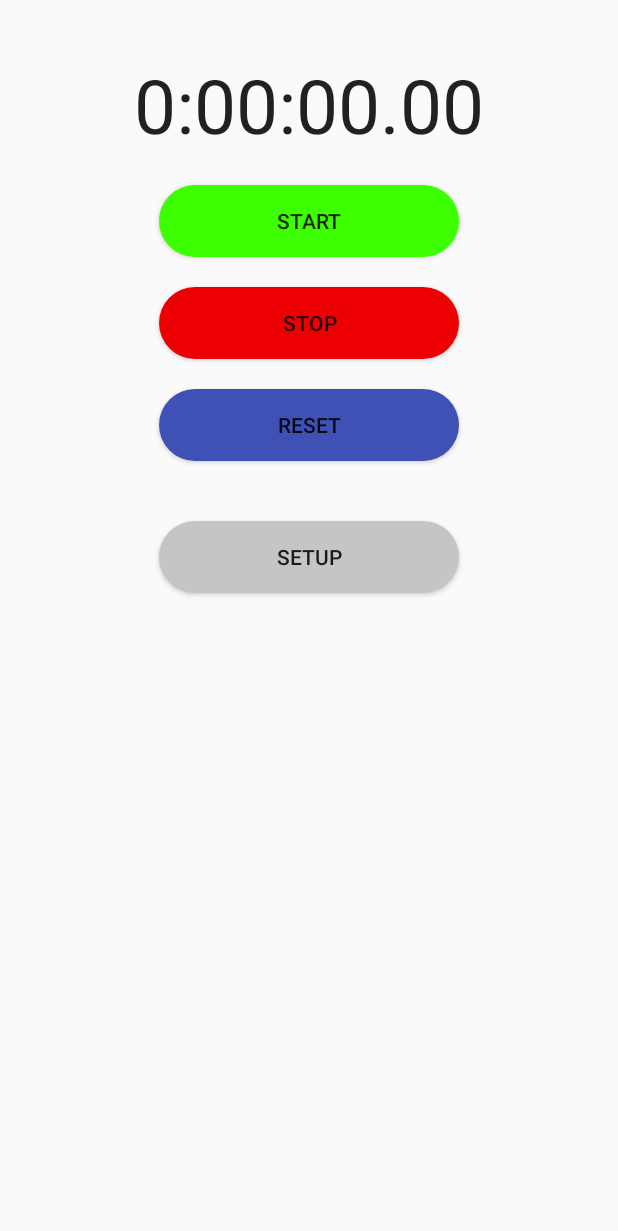
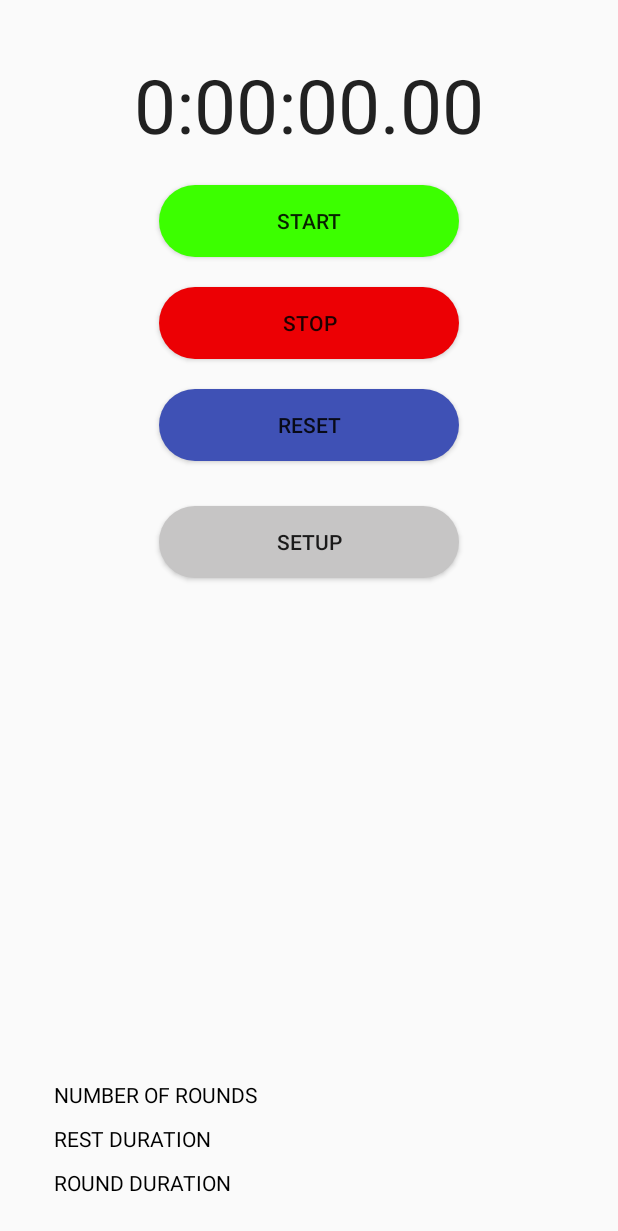
Before and after one commit to DenisUdot/StopWatch, an Android app: the screen it shows after launch (StopwatchActivity), after a tap on "RESET", on a phone screen of 412 x 824 dp. Shown: the top 1231 px of the screen. Run offline under Robolectric (Android 15) with nearby library versions, the phone set to English and light mode, and no system bars; 2 other taps on this screen came first.

Commit message:
Build: date 14.08.2017 time 22:13

```diff
--- a/app/src/main/AndroidManifest.xml
+++ b/app/src/main/AndroidManifest.xml
@@ -2,7 +2,7 @@
 <manifest xmlns:android="http://schemas.android.com/apk/res/android"
 package="com.denisudotgmail.stopwatch">
 
-<application android:allowBackup="true" android:icon="@mipmap/ic_launcher" android:label="@string/app_name"
+<application android:name=".MySingleton" android:allowBackup="true" android:icon="@mipmap/ic_launcher" android:label="@string/app_name"
     android:roundIcon="@mipmap/ic_launcher_round"  android:theme="@style/AppTheme"
     android:windowSoftInputMode="stateHidden|adjustResize">
     <activity android:name=".StopwatchActivity">
--- /dev/null
+++ b/app/src/main/java/com/denisudotgmail/stopwatch/MySingleton.java
@@ -0,0 +1,15 @@
+package com.denisudotgmail.stopwatch;
+
+import android.app.Application;
+
+/**
+ * Created by dan on 14.08.2017.
+ */
+
+public class MySingleton extends Application {
+    private Stopwatch stopwatch=new Stopwatch();
+
+    public Stopwatch getStopwatch() {
+        return stopwatch;
+    }
+}
--- a/app/src/main/java/com/denisudotgmail/stopwatch/Stopwatch.java
+++ b/app/src/main/java/com/denisudotgmail/stopwatch/Stopwatch.java
@@ -5,54 +5,29 @@ import android.media.Ringtone;
 import android.media.RingtoneManager;
 import android.net.Uri;
 import android.os.Handler;
-import android.os.Parcel;
-import android.os.Parcelable;
 import android.widget.TextView;
 
 
 import java.util.concurrent.TimeUnit;
 
-public class Stopwatch implements Parcelable {
-    long hours,minutes,seconds,now,milliseconds,calcTime,mill,timeStop;
-    int numberOfRound=1;
-    long restTime=0;
-    long roundTime=360000000;
-    long setTime;
-    boolean running,restOrRound,wasRunning;
-    TextView timeView;
-    private int mData;
+public class Stopwatch {
+    private long hours,minutes,seconds,now,milliseconds,calcTime,mill,timeStop;
+    private int numberOfRound=1;
+    private long restTime=0;
+    private long roundTime=360000000;
+    private long setTime;
+    private boolean running,restOrRound,wasRunning;
+    private TextView timeView;
 
-    public Stopwatch(TextView timeView){
+    //two constructors
+    Stopwatch(){}
+    Stopwatch(TextView timeView){
         this.timeView=timeView;
     }
 
-
-    // example constructor that takes a Parcel and gives you an object populated with it's values
-    private Stopwatch(Parcel in) {
-        mData = in.readInt();
+    public void setTimeView(TextView timeView){
+        this.timeView=timeView;
     }
-
-    @Override
-    public int describeContents() {
-        return 0;
-    }
-
-    @Override
-    public void writeToParcel(Parcel parcel, int i) {
-        parcel.writeInt(mData);
-    }
-    public static final Parcelable.Creator<Stopwatch> CREATOR = new Parcelable.Creator<Stopwatch>() {
-        public Stopwatch createFromParcel(Parcel in) {
-            return new Stopwatch(in);
-        }
-
-        public Stopwatch[] newArray(int size) {
-            return new Stopwatch[size];
-        }
-    };
-
-
-
 
     public void start(){
         setTime=roundTime;
@@ -97,7 +72,7 @@ public class Stopwatch implements Parcelable {
                         }
                     }
                 }
-                handler.postDelayed(this, 75);
+                handler.postDelayed(this, 70);
             }
         });
     }
@@ -110,18 +85,36 @@ public class Stopwatch implements Parcelable {
         running=false;
         wasRunning=running;
         calcTime=0;
+        numberOfRound=1;
+        restTime=0;
+        roundTime=960000000;
     }
     public void setRoundTime(long roundTime){
         this.roundTime=roundTime;
-        reset();
+        running=false;
+        wasRunning=running;
+        calcTime=0;
     }
     public void setRestTime(long restTime){
         this.restTime=restTime;
-        reset();
+        running=false;
+        wasRunning=running;
+        calcTime=0;
     }
     public void setNumberOfRound(int numberOfRound){
         this.numberOfRound=numberOfRound;
-        reset();
+        running=false;
+        wasRunning=running;
+        calcTime=0;
+    }
+    public long getRoundTime(){
+        return roundTime;
+    }
+    public long getRestTime(){
+        return restTime;
+    }
+    public int getNumberOfRound(){
+        return numberOfRound;
     }
 //    public void playAlarm(){
 //        Uri notification = RingtoneManager.getDefaultUri(RingtoneManager.TYPE_NOTIFICATION);
--- a/app/src/main/java/com/denisudotgmail/stopwatch/StopwatchActivity.java
+++ b/app/src/main/java/com/denisudotgmail/stopwatch/StopwatchActivity.java
@@ -2,9 +2,6 @@ package com.denisudotgmail.stopwatch;
 
 import android.app.Activity;
 import android.content.Intent;
-import android.media.Ringtone;
-import android.media.RingtoneManager;
-import android.net.Uri;
 import android.os.Bundle;
 import android.view.View;
 import android.widget.TextView;
@@ -14,21 +11,16 @@ import android.widget.TextView;
 
 
 public class StopwatchActivity extends Activity {
-    public Stopwatch timer;
-    TextView timeView;
-    public static final String STOPWATCH="Stopwatch";
+    private Stopwatch timer;
+    private TextView timeView;
     @Override
     protected void onCreate(Bundle savedInstanceState) {
         super.onCreate(savedInstanceState);
         setContentView(R.layout.activity_stopwatch);
-//        Intent intent=getIntent();
-//        numberOfRound=intent.getIntExtra("NUMBER_OF_ROUND",12);
-//        restTime=intent.getLongExtra("REST_TIME",1000);
-//        roundTime=intent.getLongExtra("ROUND_TIME",2000);
+        MySingleton mySingleton=(MySingleton)getApplicationContext();
+        timer=(Stopwatch)mySingleton.getStopwatch();
         timeView=(TextView)findViewById(R.id.my_chronometer);
-        if (timer==null){
-            timer=new Stopwatch(timeView);
-        }
+        timer.setTimeView(timeView);
     }
 
     public void onClickStart(View view){
@@ -43,7 +35,6 @@ public class StopwatchActivity extends Activity {
 
     public void onClickSetUp(View view){
         Intent intent=new Intent(this, SetUpActivity.class);
-        intent.putExtra(STOPWATCH,timer);
         startActivity(intent);
     }
 
@@ -55,9 +46,8 @@ public class StopwatchActivity extends Activity {
     @Override
     protected void onStart(){
         super.onStart();
+//        TextView numberOfRound=(TextView)findViewById(R.id.numberOfRoundView);
+//        numberOfRound.setText(timer.getNumberOfRound());
+    }
 
-    }
-    public Stopwatch getTimer(){
-        return timer;
-    }
 }
--- a/app/src/main/res/layout/activity_stopwatch.xml
+++ b/app/src/main/res/layout/activity_stopwatch.xml
@@ -58,9 +58,38 @@
         android:layout_width="200dp"
         android:layout_height="wrap_content"
         android:layout_below="@id/reset_button"
-        android:layout_marginTop="40dp"
+        android:layout_marginTop="30dp"
         android:layout_centerHorizontal="true"
         android:text="@string/setup"
         android:onClick="onClickSetUp"/>
+    <TextView
+        android:layout_width="wrap_content"
+        android:layout_height="wrap_content"
+        android:id="@+id/roundTimeView"
+        android:text="@string/round_duration"
+        android:textColor="@color/fontColor"
+        android:layout_alignParentBottom="true"
+        android:layout_marginTop="10dp"
+        android:layout_marginLeft="20dp"
+        android:layout_marginBottom="10dp"/>
+    <TextView
+        android:layout_width="wrap_content"
+        android:layout_height="wrap_content"
+        android:id="@+id/restTimeView"
+        android:text="@string/rest_duration"
+        android:textColor="@color/fontColor"
+        android:layout_marginTop="10dp"
+        android:layout_alignLeft="@id/roundTimeView"
+        android:layout_above="@id/roundTimeView"/>
+    <TextView
+        android:layout_width="wrap_content"
+        android:layout_height="wrap_content"
+        android:id="@+id/numberOfRoundView"
+        android:text="@string/number_of_rounds"
+        android:textColor="@color/fontColor"
+        android:layout_above="@id/restTimeView"
+        android:layout_alignLeft="@id/roundTimeView" />
+
+
 
 </RelativeLayout>
--- a/app/src/main/res/values/strings.xml
+++ b/app/src/main/res/values/strings.xml
@@ -9,7 +9,8 @@
     <string name="round_duration">ROUND DURATION</string>
     <string name="number_of_rounds">NUMBER OF ROUNDS</string>
     <string name="rest_duration">REST DURATION</string>
-    <string name="hour_min_sec">HOURS:MINUTES:SECONDS</string>
+    <string name="hour_min_sec">HOURS : MINUTES : SECONDS</string>
+
 
 
 </resources>
```
Also changed, not shown: app/src/main/java/com/denisudotgmail/stopwatch/SetUpActivity.java (+5 -8 lines).
